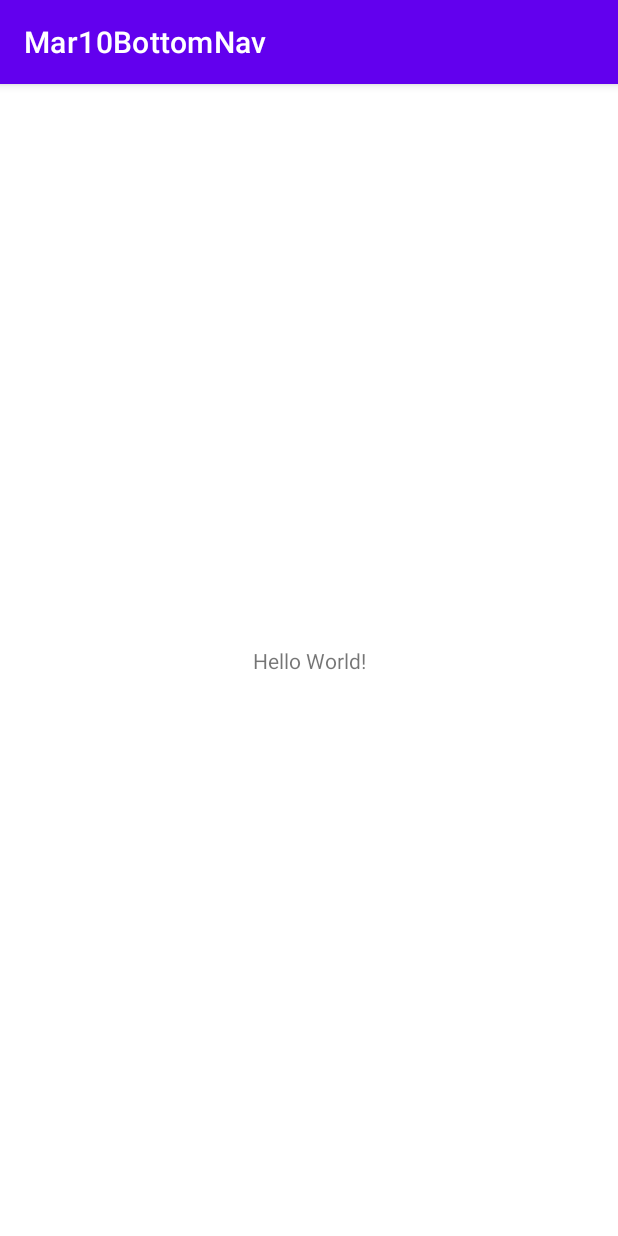
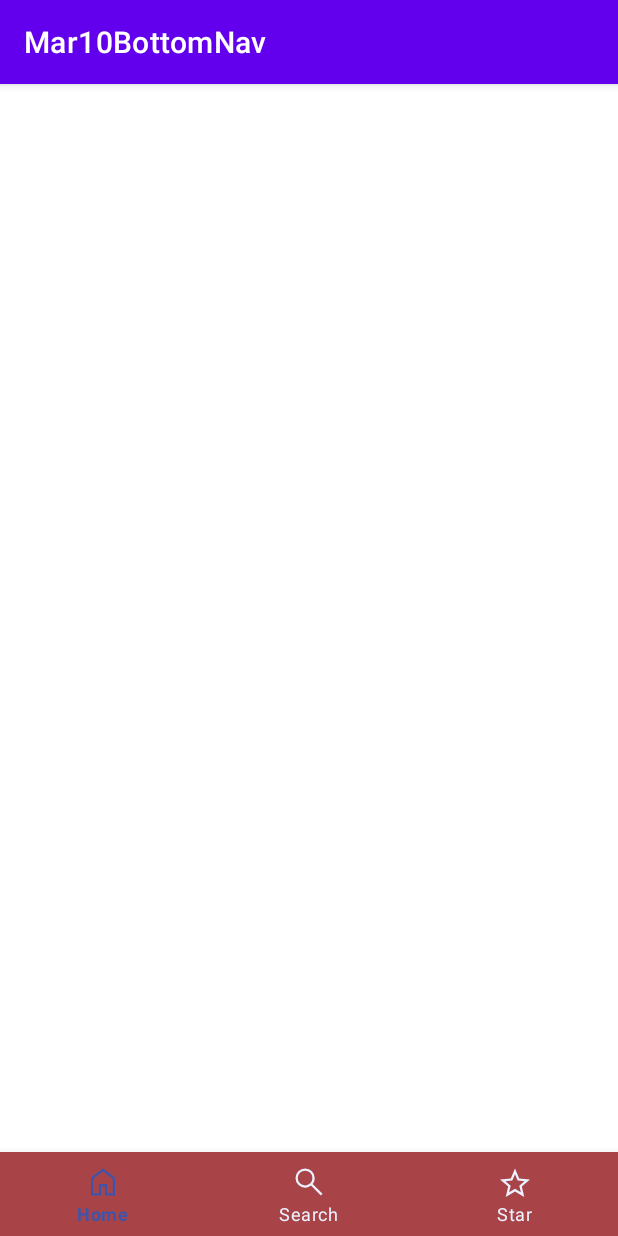
Before and after one commit to minhhieudhtl1402/Mar10BottomNav, an Android app: the screen it shows after launch (MainActivity), on a phone screen of 412 x 824 dp. Run offline under Robolectric (Android 15) with nearby library versions, the phone set to English and light mode, and no system bars.

Commit message:
bottom nav view without fragment viewpager

```diff
--- a/app/build.gradle
+++ b/app/build.gradle
@@ -30,11 +30,14 @@ android {
     kotlinOptions {
         jvmTarget = '1.8'
     }
+    buildFeatures{
+        viewBinding true
+    }
 }
 
 dependencies {
 
-    implementation 'androidx.core:core-ktx:1.7.0'
+    implementation 'androidx.core:core-ktx:1.9.0'
     implementation 'androidx.appcompat:appcompat:1.6.1'
     implementation 'com.google.android.material:material:1.8.0'
     implementation 'androidx.constraintlayout:constraintlayout:2.1.4'
--- a/app/src/main/java/com/vmhieu/mar10bottomnav/MainActivity.kt
+++ b/app/src/main/java/com/vmhieu/mar10bottomnav/MainActivity.kt
@@ -2,10 +2,13 @@ package com.vmhieu.mar10bottomnav
 
 import androidx.appcompat.app.AppCompatActivity
 import android.os.Bundle
+import com.vmhieu.mar10bottomnav.databinding.ActivityMainBinding
 
 class MainActivity : AppCompatActivity() {
+    private lateinit var binding: ActivityMainBinding
     override fun onCreate(savedInstanceState: Bundle?) {
         super.onCreate(savedInstanceState)
-        setContentView(R.layout.activity_main)
+        binding = ActivityMainBinding.inflate(layoutInflater)
+        setContentView(binding.root)
     }
 }
--- /dev/null
+++ b/app/src/main/res/color/bottom_nav_checked.xml
@@ -0,0 +1,5 @@
+<?xml version="1.0" encoding="utf-8"?>
+<selector xmlns:android="http://schemas.android.com/apk/res/android">
+<item android:color="#ECF2FF" android:state_checked="false"/>
+<item android:color="#3E54AC" android:state_checked="true"/>
+</selector>
--- /dev/null
+++ b/app/src/main/res/drawable/home.xml
@@ -0,0 +1,10 @@
+<vector xmlns:android="http://schemas.android.com/apk/res/android"
+    android:width="48dp"
+    android:height="48dp"
+    android:viewportWidth="48"
+    android:viewportHeight="48"
+    android:tint="?attr/colorControlNormal">
+  <path
+      android:fillColor="@android:color/white"
+      android:pathData="M11,39H18.5V26.5H29.5V39H37V19.5L24,9.75L11,19.5ZM8,42V18L24,6L40,18V42H26.5V29.5H21.5V42ZM24,24.35Z"/>
+</vector>
--- /dev/null
+++ b/app/src/main/res/drawable/search.xml
@@ -0,0 +1,10 @@
+<vector xmlns:android="http://schemas.android.com/apk/res/android"
+    android:width="48dp"
+    android:height="48dp"
+    android:viewportWidth="48"
+    android:viewportHeight="48"
+    android:tint="?attr/colorControlNormal">
+  <path
+      android:fillColor="@android:color/white"
+      android:pathData="M39.8,41.95 L26.65,28.8Q25.15,30.1 23.15,30.825Q21.15,31.55 18.9,31.55Q13.5,31.55 9.75,27.8Q6,24.05 6,18.75Q6,13.45 9.75,9.7Q13.5,5.95 18.85,5.95Q24.15,5.95 27.875,9.7Q31.6,13.45 31.6,18.75Q31.6,20.9 30.9,22.9Q30.2,24.9 28.8,26.65L42,39.75ZM18.85,28.55Q22.9,28.55 25.75,25.675Q28.6,22.8 28.6,18.75Q28.6,14.7 25.75,11.825Q22.9,8.95 18.85,8.95Q14.75,8.95 11.875,11.825Q9,14.7 9,18.75Q9,22.8 11.875,25.675Q14.75,28.55 18.85,28.55Z"/>
+</vector>
--- /dev/null
+++ b/app/src/main/res/drawable/star.xml
@@ -0,0 +1,10 @@
+<vector xmlns:android="http://schemas.android.com/apk/res/android"
+    android:width="48dp"
+    android:height="48dp"
+    android:viewportWidth="48"
+    android:viewportHeight="48"
+    android:tint="?attr/colorControlNormal">
+  <path
+      android:fillColor="@android:color/white"
+      android:pathData="M16.15,37.75 L24,33.05 31.85,37.8 29.75,28.9 36.65,22.9 27.55,22.1 24,13.7 20.45,22.05 11.35,22.85 18.25,28.85ZM11.65,44 L14.9,29.95 4,20.5 18.4,19.25 24,6 29.6,19.25 44,20.5 33.1,29.95 36.35,44 24,36.55ZM24,26.25Z"/>
+</vector>
--- a/app/src/main/res/layout/activity_main.xml
+++ b/app/src/main/res/layout/activity_main.xml
@@ -6,13 +6,15 @@
     android:layout_height="match_parent"
     tools:context=".MainActivity">
 
-    <TextView
+    <com.google.android.material.bottomnavigation.BottomNavigationView
         android:layout_width="wrap_content"
         android:layout_height="wrap_content"
-        android:text="Hello World!"
         app:layout_constraintBottom_toBottomOf="parent"
         app:layout_constraintEnd_toEndOf="parent"
         app:layout_constraintStart_toStartOf="parent"
-        app:layout_constraintTop_toTopOf="parent" />
+        app:itemTextColor="@color/bottom_nav_checked"
+        app:itemIconTint="@color/bottom_nav_checked"
+        app:backgroundTint="#A84448"
+        app:menu="@menu/bottom_nav" />
 
 </androidx.constraintlayout.widget.ConstraintLayout>
--- /dev/null
+++ b/app/src/main/res/layout/fragment_home.xml
@@ -0,0 +1,6 @@
+<?xml version="1.0" encoding="utf-8"?>
+<androidx.constraintlayout.widget.ConstraintLayout xmlns:android="http://schemas.android.com/apk/res/android"
+    android:layout_width="match_parent"
+    android:layout_height="match_parent">
+
+</androidx.constraintlayout.widget.ConstraintLayout>
--- /dev/null
+++ b/app/src/main/res/layout/fragment_search.xml
@@ -0,0 +1,6 @@
+<?xml version="1.0" encoding="utf-8"?>
+<androidx.constraintlayout.widget.ConstraintLayout xmlns:android="http://schemas.android.com/apk/res/android"
+    android:layout_width="match_parent"
+    android:layout_height="match_parent">
+
+</androidx.constraintlayout.widget.ConstraintLayout>
--- /dev/null
+++ b/app/src/main/res/layout/fragment_star.xml
@@ -0,0 +1,6 @@
+<?xml version="1.0" encoding="utf-8"?>
+<androidx.constraintlayout.widget.ConstraintLayout xmlns:android="http://schemas.android.com/apk/res/android"
+    android:layout_width="match_parent"
+    android:layout_height="match_parent">
+
+</androidx.constraintlayout.widget.ConstraintLayout>
--- /dev/null
+++ b/app/src/main/res/menu/bottom_nav.xml
@@ -0,0 +1,15 @@
+<?xml version="1.0" encoding="utf-8"?>
+<menu xmlns:android="http://schemas.android.com/apk/res/android">
+    <item
+        android:id="@+id/action_home"
+        android:icon="@drawable/home"
+        android:title="Home" />
+    <item
+        android:id="@+id/action_search"
+        android:icon="@drawable/search"
+        android:title="Search" />
+    <item
+        android:id="@+id/action_star"
+        android:icon="@drawable/star"
+        android:title="Star" />
+</menu>
```
Also changed, not shown: app/src/main/java/com/vmhieu/mar10bottomnav/fragment/HomeFragment.kt (added, +20 -0 lines), app/src/main/java/com/vmhieu/mar10bottomnav/fragment/SearchFragment.kt (added, +20 -0 lines), app/src/main/java/com/vmhieu/mar10bottomnav/fragment/StarFragment.kt (added, +20 -0 lines).
